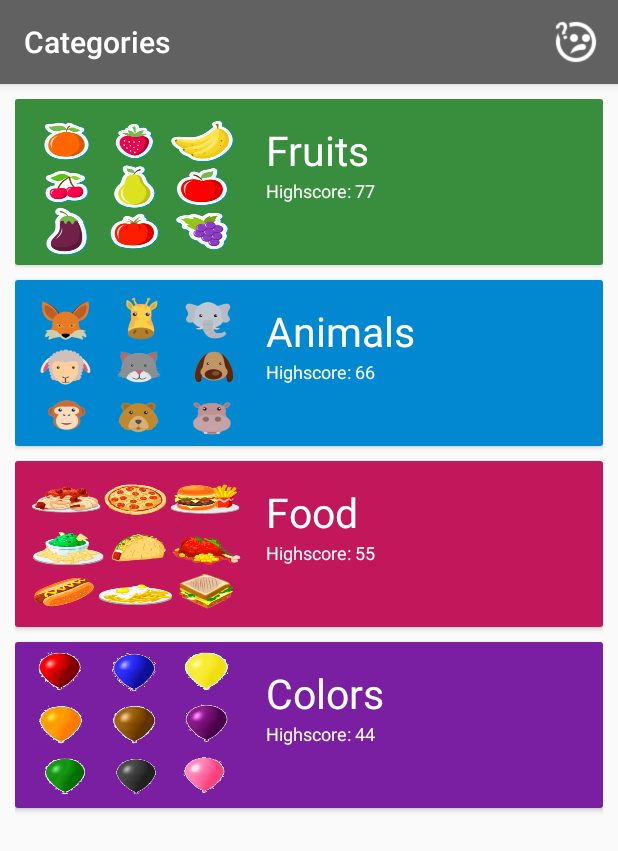
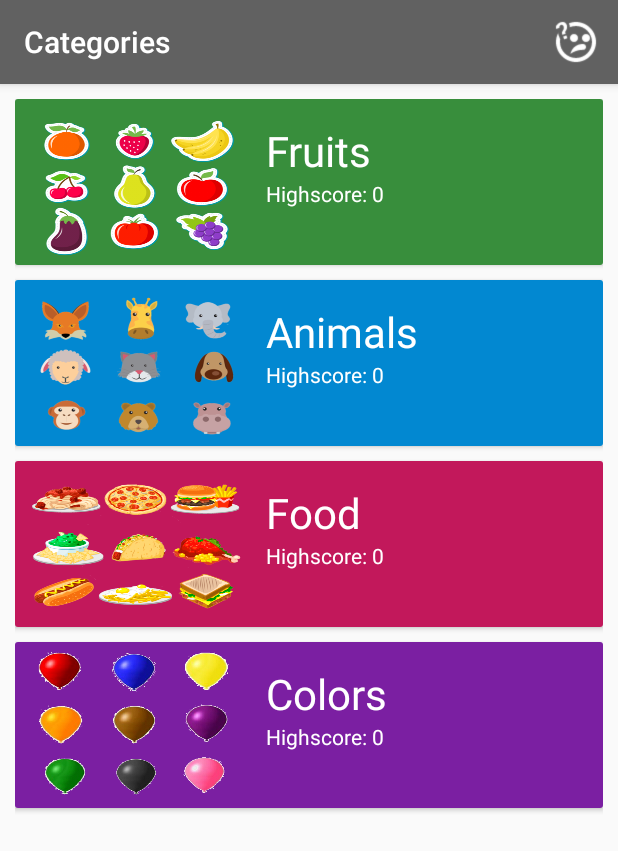
Before and after one commit to dardanbekteshi/e_learning, an Android app: the screen it shows after launch (CategoriesActivity), on a phone screen of 412 x 824 dp. Shown: the top 851 px of the screen. Run offline under Robolectric (Android 15) with nearby library versions, the phone set to English and light mode, and no system bars.

Commit message:
* added SQLite database for saving the highscores

```diff
--- a/app/src/main/AndroidManifest.xml
+++ b/app/src/main/AndroidManifest.xml
@@ -25,9 +25,6 @@
             android:name=".QuizActivity"
             android:label="Quiz"
             android:screenOrientation="portrait">
-            <!--<meta-data-->
-            <!--android:name="android.support.PARENT_ACTIVITY"-->
-            <!--android:value=".CategoriesActivity" />-->
         </activity>
     </application>
 
--- a/app/src/main/java/com/example/dardan/elearning/CategoriesActivity.java
+++ b/app/src/main/java/com/example/dardan/elearning/CategoriesActivity.java
@@ -3,6 +3,7 @@ package com.example.dardan.elearning;
 import android.content.Intent;
 import android.os.Bundle;
 import android.support.v7.app.AppCompatActivity;
+import android.util.Log;
 import android.view.Menu;
 import android.view.MenuInflater;
 import android.view.MenuItem;
@@ -11,9 +12,12 @@ import android.widget.AdapterView;
 import android.widget.ListView;
 
 import java.util.ArrayList;
+import java.util.List;
 
 public class CategoriesActivity extends AppCompatActivity implements AdapterView.OnItemClickListener {
     public static ArrayList<Category> categories;
+    CustomCategoryAdapter adapter;
+    ListView listView;
 
     @Override
     protected void onCreate(Bundle savedInstanceState) {
@@ -21,6 +25,12 @@ public class CategoriesActivity extends AppCompatActivity implements AdapterView
         setContentView(R.layout.activity_card_list);
         categories = new ArrayList<>();
         populateCategoriesList();
+    }
+
+    @Override
+    protected void onResume() {
+        super.onResume();
+        updateHighscores();
     }
 
     @Override
@@ -56,10 +66,36 @@ public class CategoriesActivity extends AppCompatActivity implements AdapterView
     }
 
     private void populateCategoriesList() {
-        Category fruitCategory = new Category("Fruits", R.drawable.fruits, 77, getResources().getColor(R.color.primary_dark), R.style.GreenTheme);
-        Category animalCategory = new Category("Animals", R.drawable.animals, 66, getResources().getColor(R.color.blue_primary_dark), R.style.BlueTheme);
-        Category foodCategory = new Category("Food", R.drawable.food, 55, getResources().getColor(R.color.pink_primary_dark), R.style.PinkTheme);
-        Category colorsCategory = new Category("Colors", R.drawable.colors, 44, getResources().getColor(R.color.purple_primary_dark), R.style.PurpleTheme);
+        Highscores.open(this);
+        Category fruitCategory = new Category("Fruits",
+                R.drawable.fruits,
+                Highscores.getHighscore(MySQLiteHelper.COLUMN_FRUITS),
+                getResources().getColor(R.color.primary_dark),
+                R.style.GreenTheme,
+                MySQLiteHelper.COLUMN_FRUITS,
+                R.drawable.ic_face_green);
+        Category animalCategory = new Category("Animals",
+                R.drawable.animals,
+                Highscores.getHighscore(MySQLiteHelper.COLUMN_ANIMALS),
+                getResources().getColor(R.color.blue_primary_dark),
+                R.style.BlueTheme,
+                MySQLiteHelper.COLUMN_ANIMALS,
+                R.drawable.ic_face_blue);
+        Category foodCategory = new Category("Food",
+                R.drawable.food,
+                Highscores.getHighscore(MySQLiteHelper.COLUMN_FOOD),
+                getResources().getColor(R.color.pink_primary_dark),
+                R.style.PinkTheme,
+                MySQLiteHelper.COLUMN_FOOD,
+                R.drawable.ic_face_pink);
+        Category colorsCategory = new Category("Colors",
+                R.drawable.colors,
+                Highscores.getHighscore(MySQLiteHelper.COLUMN_COLORS),
+                getResources().getColor(R.color.purple_primary_dark),
+                R.style.PurpleTheme,
+                MySQLiteHelper.COLUMN_COLORS,
+                R.drawable.ic_face_purple);
+        Highscores.close();
 
         fruitCategory.addThing(new Thing(R.drawable.apple, R.raw.apple, "Apple"));
         fruitCategory.addThing(new Thing(R.drawable.orange, R.raw.orange, "Orange"));
@@ -129,11 +165,22 @@ public class CategoriesActivity extends AppCompatActivity implements AdapterView
         categories.add(colorsCategory);
 
         // Create the adapter to convert the array to views
-        CustomCategoryAdapter adapter = new CustomCategoryAdapter(this, categories);
+        adapter = new CustomCategoryAdapter(this, categories);
         // Attach the adapter to a ListView
-        ListView listView = (ListView) findViewById(R.id.listViewCards);
+        listView = (ListView) findViewById(R.id.listViewCards);
         listView.setAdapter(adapter);
         listView.setOnItemClickListener(this);
+    }
+
+    private void updateHighscores() {
+        Highscores.open(this);
+        for (Category c : categories) {
+            c.updateHighscore();
+        }
+        Highscores.close();
+        // notifies the adapter to display the latest Highscores
+        // actually this method calls getView from CustomCategoryAdapter class
+        adapter.notifyDataSetChanged();
     }
 
     @Override
--- a/app/src/main/java/com/example/dardan/elearning/Category.java
+++ b/app/src/main/java/com/example/dardan/elearning/Category.java
@@ -13,13 +13,17 @@ public class Category {
     int highscore;
     int color;
     int theme;
+    String columnName;
+    int quizImage;
 
-    public Category(String title,int image,int highscore,int color,int theme){
+    public Category(String title,int image,int highscore,int color,int theme, String columnName, int quizImage){
         this.title=title;
         this.image=image;
         this.highscore=highscore;
         this.color=color;
         this.theme=theme;
+        this.columnName=columnName;
+        this.quizImage=quizImage;
         this.things=new ArrayList<>();
     }
     public void addThing(Thing thing){
@@ -53,4 +57,8 @@ public class Category {
     public void goToFirstThing(){
         currentIndex=0;
     }
+
+    public void updateHighscore(){
+        this.highscore = Highscores.getHighscore(this.columnName);
+    }
 }
--- /dev/null
+++ b/app/src/main/java/com/example/dardan/elearning/Highscores.java
@@ -0,0 +1,82 @@
+package com.example.dardan.elearning;
+
+import android.content.ContentValues;
+import android.content.Context;
+import android.database.Cursor;
+import android.database.SQLException;
+import android.database.sqlite.SQLiteDatabase;
+import android.widget.Toast;
+
+import java.util.ArrayList;
+import java.util.List;
+
+/**
+ * Created by Dardan on 11/17/2016.
+ */
+
+public class Highscores {
+//    private int id;
+//    private int fruitScore;
+//    private int animalsScore;
+//    private int foodScore;
+//    private int colorsScore;
+
+    private static SQLiteDatabase database;
+    private static MySQLiteHelper dbHelper;
+    private static String[] all_columns = {
+            MySQLiteHelper.COLUMN_FRUITS,
+            MySQLiteHelper.COLUMN_ANIMALS,
+            MySQLiteHelper.COLUMN_FOOD,
+            MySQLiteHelper.COLUMN_COLORS
+    };
+
+//    public Highscores(Context context) {
+//        dbHelper = new MySQLiteHelper(context);
+//    }
+
+    public static void open(Context context) throws SQLException {
+        dbHelper = new MySQLiteHelper(context);
+        database = dbHelper.getWritableDatabase();
+    }
+
+    public static void close() {
+        dbHelper.close();
+    }
+
+    public static List<Integer> getAllHighscores() {
+        Cursor cursor = database.query(MySQLiteHelper.TABLE_HIGHSCORES, all_columns, null, null, null, null, null);
+        cursor.moveToFirst();
+        List<Integer> highscores = new ArrayList<>();
+        for (int i = 0; i < cursor.getColumnCount(); i++) {
+            highscores.add(cursor.getInt(i));
+        }
+        cursor.close();
+        return highscores;
+    }
+
+    public static int getHighscore(String column) {
+        String[] col = {column};
+        Cursor cursor = database.query(MySQLiteHelper.TABLE_HIGHSCORES, col, null, null, null, null, null);
+        cursor.moveToFirst();
+        int result = cursor.getInt(0);
+        cursor.close();
+        return result;
+    }
+
+    public static boolean setHighscore(String column, int newScore) {
+        boolean result = false;
+        String[] col = {column};
+        Cursor cursor = database.query(MySQLiteHelper.TABLE_HIGHSCORES, col, null, null, null, null, null);
+        cursor.moveToFirst();
+        int oldScore = cursor.getInt(0);
+        if (newScore > oldScore) {
+            ContentValues cv = new ContentValues();
+            cv.put(column, newScore);
+            database.update(MySQLiteHelper.TABLE_HIGHSCORES, cv, MySQLiteHelper.COLUMN_ID + "=1", null);
+            result=true;
+        }
+        cursor.close();
+        return result;
+    }
+
+}
--- /dev/null
+++ b/app/src/main/java/com/example/dardan/elearning/MySQLiteHelper.java
@@ -0,0 +1,54 @@
+package com.example.dardan.elearning;
+
+import android.content.ContentValues;
+import android.content.Context;
+import android.database.sqlite.SQLiteDatabase;
+import android.database.sqlite.SQLiteOpenHelper;
+import android.util.Log;
+
+/**
+ * Created by Dardan on 11/17/2016.
+ */
+
+public class MySQLiteHelper extends SQLiteOpenHelper {
+    public static final String TABLE_HIGHSCORES = "highscores";
+    public static final String COLUMN_ID = "_id";
+    public static final String COLUMN_FRUITS = "fruits";
+    public static final String COLUMN_ANIMALS = "animals";
+    public static final String COLUMN_FOOD = "food";
+    public static final String COLUMN_COLORS = "colors";
+
+    private static final String DATABASE_NAME = "highscores.db";
+    private static final int DATABASE_VERSION = 1;
+
+    private static final String DATABASE_CREATE =
+            "create table " + TABLE_HIGHSCORES
+                    + "( "
+                    + COLUMN_ID + " integer primary key autoincrement,"
+                    + COLUMN_ANIMALS + " integer,"
+                    + COLUMN_FRUITS + " integer,"
+                    + COLUMN_FOOD + " integer,"
+                    + COLUMN_COLORS + " integer"
+                    + ");";
+
+    public MySQLiteHelper(Context context) {
+        super(context, DATABASE_NAME, null, DATABASE_VERSION);
+    }
+
+    @Override
+    public void onCreate(SQLiteDatabase db) {
+        db.execSQL(DATABASE_CREATE);
+        ContentValues cv = new ContentValues();
+        cv.put(COLUMN_ANIMALS,0);
+        cv.put(COLUMN_FRUITS,0);
+        cv.put(COLUMN_FOOD,0);
+        cv.put(COLUMN_COLORS,0);
+        db.insert(TABLE_HIGHSCORES,null,cv);
+    }
+
+    @Override
+    public void onUpgrade(SQLiteDatabase db, int oldVersion, int newVersion) {
+        db.execSQL("DROP TABLE IF EXISTS " + TABLE_HIGHSCORES);
+        onCreate(db);
+    }
+}
--- a/app/src/main/java/com/example/dardan/elearning/ThingsActivity.java
+++ b/app/src/main/java/com/example/dardan/elearning/ThingsActivity.java
@@ -91,8 +91,6 @@ public class ThingsActivity extends AppCompatActivity implements View.OnClickLis
                 startActivity(intent);
                 break;
         }
-
-
     }
 
     protected void updateResources() {
@@ -128,10 +126,12 @@ public class ThingsActivity extends AppCompatActivity implements View.OnClickLis
 
         setTitle(currentCategory.title);
         mainPicture.setImageResource(currentThing.getImage());
+        quizButton.setImageResource(currentCategory.quizImage);
         mainName.setText(currentThing.getText());
 
         rightButton.setVisibility(currentCategory.hasNextThing() ? View.VISIBLE : View.INVISIBLE);
         leftButton.setVisibility(currentCategory.hasPrevThing() ? View.VISIBLE : View.INVISIBLE);
+
     }
 
     private void setButtonColor(ImageButton button, int color) {
--- /dev/null
+++ b/app/src/main/res/drawable/radio_group_divider.xml
@@ -0,0 +1,5 @@
+<?xml version="1.0" encoding="utf-8"?>
+<shape xmlns:android="http://schemas.android.com/apk/res/android">
+    <size android:height="1dp"/>
+    <solid android:color="@android:color/darker_gray" />
+</shape>
--- a/app/src/main/res/layout/card_template.xml
+++ b/app/src/main/res/layout/card_template.xml
@@ -33,7 +33,7 @@
             android:layout_marginTop="10dp"
             android:layout_toRightOf="@+id/card_image"
             android:textColor="@color/icons"
-            android:textSize="27sp" />
+            android:textSize="28sp" />
 
         <TextView
             android:id="@+id/card_highscore"
@@ -42,7 +42,7 @@
             android:layout_below="@+id/card_title"
             android:layout_toRightOf="@+id/card_image"
             android:textColor="#ffffff"
-            android:textSize="12sp" />
+            android:textSize="14sp" />
 
     </RelativeLayout>
 
```
Also changed, not shown: app/src/main/java/com/example/dardan/elearning/QuizActivity.java (+7 -2 lines), app/src/main/res/layout/activity_card.xml (deleted, +0 -126 lines), app/src/main/res/layout/activity_quiz.xml (+4 -5 lines).
